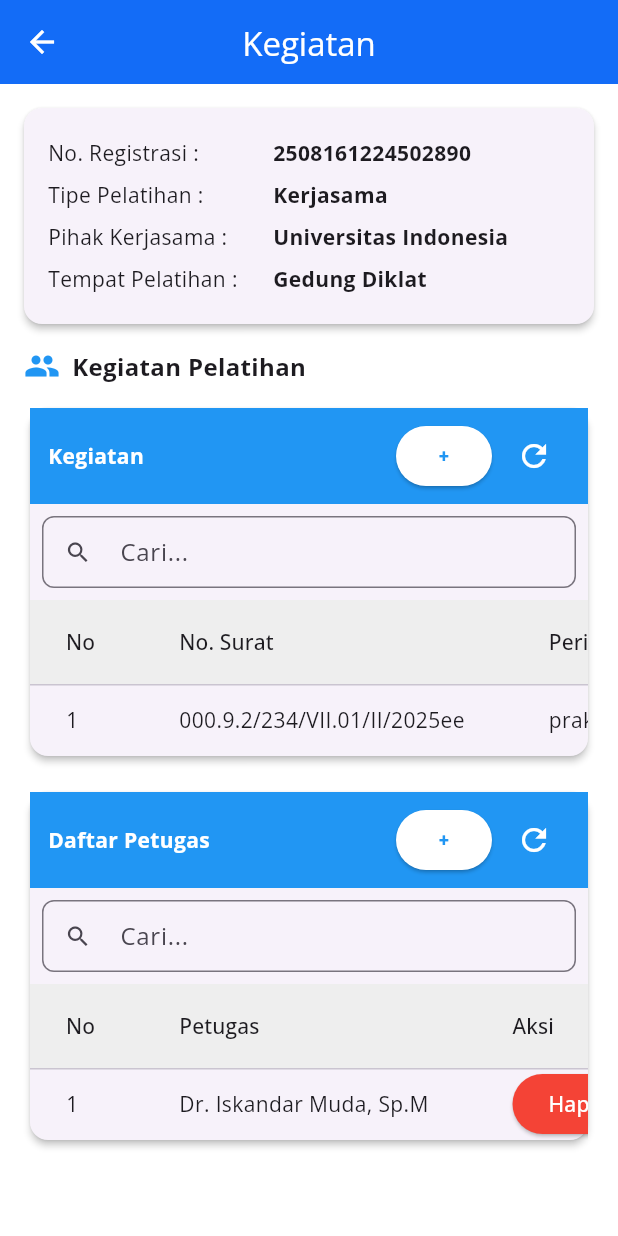
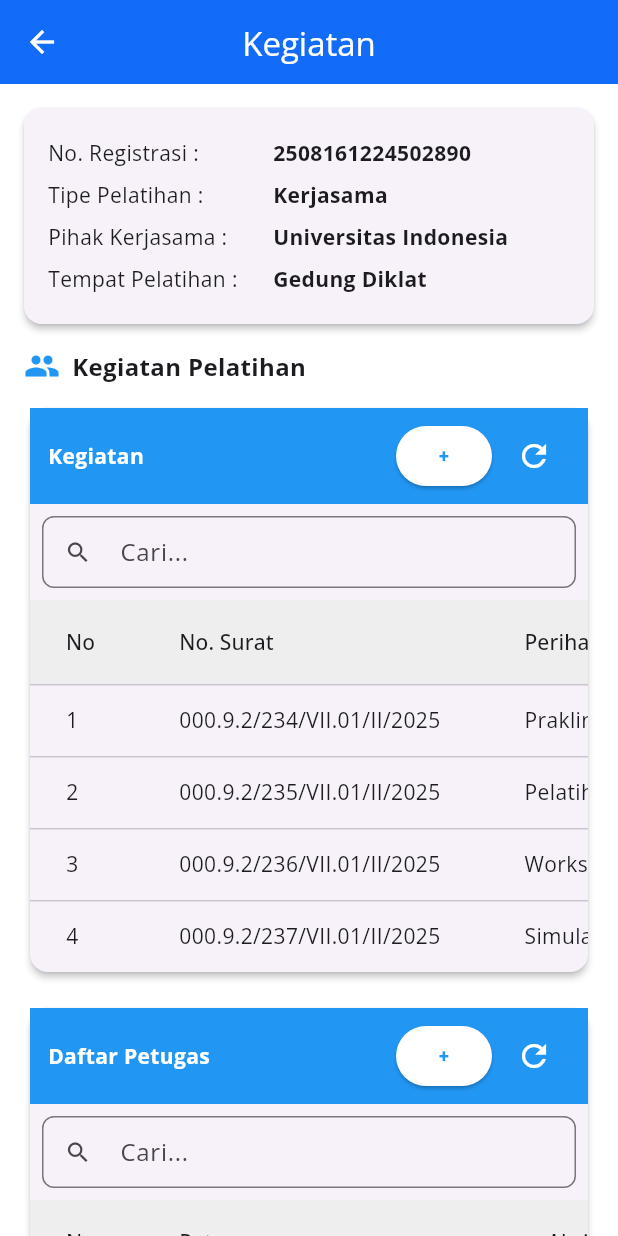
Before and after one commit to Kafabi0/inocare, a Flutter app: the DiklatPelatihanPage screen opened directly, on a phone screen of 412 x 824 dp. Run offline on Flutter 3.47's test engine with Material 3 defaults, Android fonts, the phone set to English and light mode, and no system bars; our stand-ins replace fl_chart, flutter_local_notifications, font_awesome_flutter, google_fonts, material_design_icons_flutter, open_file and 5 more; missing offline and left inert: excel, external_path, mobile_scanner.

Commit message:
home&diklat pelatihan

```diff
--- a/lib/screens/diklat_pelatihan.dart
+++ b/lib/screens/diklat_pelatihan.dart
@@ -1,29 +1,83 @@
 import 'package:flutter/material.dart';
 
-class DiklatPelatihanPage extends StatelessWidget {
+class DiklatPelatihanPage extends StatefulWidget {
   const DiklatPelatihanPage({super.key});
 
   @override
-  Widget build(BuildContext context) {
-    // Dummy data
-    final List<Map<String, String>> kegiatan = [
+  State<DiklatPelatihanPage> createState() => _DiklatPelatihanPageState();
+}
+
+class _DiklatPelatihanPageState extends State<DiklatPelatihanPage> {
+  // 🔹 Data asli
+  final List<Map<String, String>> kegiatanAll = [
     {
-        "noSurat": "000.9.2/234/VII.01/II/2025ee",
-        "perihal": "prakepineraan",
+      "noSurat": "000.9.2/234/VII.01/II/2025",
+      "perihal": "Praklinik Keperawatan",
       "tgl": "2025-08-14",
+    },
+    {
+      "noSurat": "000.9.2/235/VII.01/II/2025",
+      "perihal": "Pelatihan BTCLS",
+      "tgl": "2025-08-20",
+    },
+    {
+      "noSurat": "000.9.2/236/VII.01/II/2025",
+      "perihal": "Workshop Manajemen ICU",
+      "tgl": "2025-09-01",
+    },
+    {
+      "noSurat": "000.9.2/237/VII.01/II/2025",
+      "perihal": "Simulasi Kebencanaan",
+      "tgl": "2025-09-10",
     },
   ];
 
-    final List<Map<String, String>> petugas = [
+  final List<Map<String, String>> petugasAll = [
     {"nama": "Dr. Iskandar Muda, Sp.M"},
+    {"nama": "Ns. Siti Aminah, M.Kep"},
+    {"nama": "drg. Rudi Hartono"},
+    {"nama": "Prof. Bambang Setiawan"},
+    {"nama": "Dr. Lestari Wulandari, Sp.An"},
   ];
+
+  // 🔹 Data yang ditampilkan (hasil filter)
+  List<Map<String, String>> kegiatanFiltered = [];
+  List<Map<String, String>> petugasFiltered = [];
+
+  @override
+  void initState() {
+    super.initState();
+    kegiatanFiltered = List.from(kegiatanAll);
+    petugasFiltered = List.from(petugasAll);
+  }
+
+  void _searchKegiatan(String query) {
+    setState(() {
+      kegiatanFiltered = kegiatanAll
+          .where((item) =>
+              item["noSurat"]!.toLowerCase().contains(query.toLowerCase()) ||
+              item["perihal"]!.toLowerCase().contains(query.toLowerCase()) ||
+              item["tgl"]!.toLowerCase().contains(query.toLowerCase()))
+          .toList();
+    });
+  }
+
+  void _searchPetugas(String query) {
+    setState(() {
+      petugasFiltered = petugasAll
+          .where((item) =>
+              item["nama"]!.toLowerCase().contains(query.toLowerCase()))
+          .toList();
+    });
+  }
+
+  @override
+  Widget build(BuildContext context) {
+    bool isWide = MediaQuery.of(context).size.width > 800;
 
     return Scaffold(
       appBar: AppBar(title: const Text("Kegiatan"), centerTitle: true),
-      body: LayoutBuilder(
-        builder: (context, constraints) {
-          bool isWide = constraints.maxWidth > 800; // breakpoint responsif
-          return SingleChildScrollView(
+      body: SingleChildScrollView(
         padding: const EdgeInsets.all(16),
         child: Column(
           crossAxisAlignment: CrossAxisAlignment.start,
@@ -32,11 +86,11 @@ class DiklatPelatihanPage extends StatelessWidget {
             Card(
               elevation: 2,
               margin: const EdgeInsets.only(bottom: 16),
-                  child: Padding(
-                    padding: const EdgeInsets.all(16),
+              child: const Padding(
+                padding: EdgeInsets.all(16),
                 child: Column(
                   crossAxisAlignment: CrossAxisAlignment.start,
-                      children: const [
+                  children: [
                     InfoRow(
                       label: "No. Registrasi",
                       value: "2508161224502890",
@@ -56,8 +110,8 @@ class DiklatPelatihanPage extends StatelessWidget {
             ),
 
             // 🔹 Judul
-                Row(
-                  children: const [
+            const Row(
+              children: [
                 Icon(Icons.people, color: Colors.blue),
                 SizedBox(width: 8),
                 Text(
@@ -76,37 +130,38 @@ class DiklatPelatihanPage extends StatelessWidget {
                 ? Row(
                     crossAxisAlignment: CrossAxisAlignment.start,
                     children: [
-                        Expanded(child: _buildKegiatanCard(kegiatan)),
+                      Expanded(
+                          child: _buildKegiatanCard(
+                              kegiatanFiltered, _searchKegiatan)),
                       const SizedBox(width: 16),
-                        Expanded(child: _buildPetugasCard(petugas)),
+                      Expanded(
+                          child:
+                              _buildPetugasCard(petugasFiltered, _searchPetugas)),
                     ],
                   )
                 : Column(
                     children: [
-                        _buildKegiatanCard(kegiatan),
+                      _buildKegiatanCard(kegiatanFiltered, _searchKegiatan),
                       const SizedBox(height: 16),
-                        _buildPetugasCard(petugas),
+                      _buildPetugasCard(petugasFiltered, _searchPetugas),
                     ],
                   ),
           ],
         ),
-          );
-        },
       ),
     );
   }
 
   // 🔹 Card Kegiatan
-  // 🔹 Card Kegiatan
-  static Widget _buildKegiatanCard(List<Map<String, String>> kegiatan) {
+  Widget _buildKegiatanCard(
+      List<Map<String, String>> kegiatan, Function(String) onSearch) {
     return Card(
       elevation: 2,
       child: Column(
         children: [
           _buildHeader("Kegiatan", onAdd: () {}, onRefresh: () {}),
-          _buildSearchField(),
+          _buildSearchField(onSearch),
 
-          // ✅ Scroll horizontal biar tabel responsif
           SingleChildScrollView(
             scrollDirection: Axis.horizontal,
             child: DataTable(
@@ -118,11 +173,11 @@ class DiklatPelatihanPage extends StatelessWidget {
                 DataColumn(label: Text("Tgl. Pelaksanaan")),
                 DataColumn(label: Text("Aksi")),
               ],
-              rows:
-                  kegiatan.map((item) {
+              rows: List.generate(kegiatan.length, (index) {
+                final item = kegiatan[index];
                 return DataRow(
                   cells: [
-                        const DataCell(Text("1")),
+                    DataCell(Text((index + 1).toString())),
                     DataCell(Text(item["noSurat"]!)),
                     DataCell(Text(item["perihal"]!)),
                     DataCell(Text(item["tgl"]!)),
@@ -131,38 +186,27 @@ class DiklatPelatihanPage extends StatelessWidget {
                         children: [
                           IconButton(
                             onPressed: () {},
-                                icon: const Icon(
-                                  Icons.picture_as_pdf,
-                                  color: Colors.blue,
-                                ),
+                            icon: const Icon(Icons.picture_as_pdf,
+                                color: Colors.blue),
                           ),
                           IconButton(
                             onPressed: () {},
-                                icon: const Icon(
-                                  Icons.people,
-                                  color: Colors.indigo,
-                                ),
+                            icon: const Icon(Icons.people, color: Colors.indigo),
                           ),
                           IconButton(
                             onPressed: () {},
-                                icon: const Icon(
-                                  Icons.edit,
-                                  color: Colors.green,
-                                ),
+                            icon: const Icon(Icons.edit, color: Colors.green),
                           ),
                           IconButton(
                             onPressed: () {},
-                                icon: const Icon(
-                                  Icons.delete,
-                                  color: Colors.red,
-                                ),
+                            icon: const Icon(Icons.delete, color: Colors.red),
                           ),
                         ],
                       ),
                     ),
                   ],
                 );
-                  }).toList(),
+              }),
             ),
           ),
         ],
@@ -171,15 +215,15 @@ class DiklatPelatihanPage extends StatelessWidget {
   }
 
   // 🔹 Card Petugas
-  static Widget _buildPetugasCard(List<Map<String, String>> petugas) {
+  Widget _buildPetugasCard(
+      List<Map<String, String>> petugas, Function(String) onSearch) {
     return Card(
       elevation: 2,
       child: Column(
         children: [
           _buildHeader("Daftar Petugas", onAdd: () {}, onRefresh: () {}),
-          _buildSearchField(),
+          _buildSearchField(onSearch),
 
-          // ✅ Scroll horizontal juga untuk tabel petugas
           SingleChildScrollView(
             scrollDirection: Axis.horizontal,
             child: DataTable(
@@ -189,11 +233,11 @@ class DiklatPelatihanPage extends StatelessWidget {
                 DataColumn(label: Text("Petugas")),
                 DataColumn(label: Text("Aksi")),
               ],
-              rows:
-                  petugas.map((item) {
+              rows: List.generate(petugas.length, (index) {
+                final item = petugas[index];
                 return DataRow(
                   cells: [
-                        const DataCell(Text("1")),
+                    DataCell(Text((index + 1).toString())),
                     DataCell(Text(item["nama"]!)),
                     DataCell(
                       ElevatedButton(
@@ -207,7 +251,7 @@ class DiklatPelatihanPage extends StatelessWidget {
                     ),
                   ],
                 );
-                  }).toList(),
+              }),
             ),
           ),
         ],
@@ -216,7 +260,7 @@ class DiklatPelatihanPage extends StatelessWidget {
   }
 
   // 🔹 Header Reusable
-  static Widget _buildHeader(
+  Widget _buildHeader(
     String title, {
     required VoidCallback onAdd,
     required VoidCallback onRefresh,
@@ -241,14 +285,10 @@ class DiklatPelatihanPage extends StatelessWidget {
                 style: ElevatedButton.styleFrom(
                   backgroundColor: Colors.white,
                   foregroundColor: Colors.blue,
-                  padding: const EdgeInsets.symmetric(
-                    horizontal: 10,
-                    vertical: 6,
-                  ),
+                  padding:
+                      const EdgeInsets.symmetric(horizontal: 10, vertical: 6),
                   textStyle: const TextStyle(
-                    fontSize: 12,
-                    fontWeight: FontWeight.bold,
-                  ),
+                      fontSize: 12, fontWeight: FontWeight.bold),
                 ),
                 child: const Text("+"),
               ),
@@ -265,10 +305,11 @@ class DiklatPelatihanPage extends StatelessWidget {
   }
 
   // 🔹 Search Field Reusable
-  static Widget _buildSearchField() {
+  Widget _buildSearchField(Function(String) onChanged) {
     return Padding(
       padding: const EdgeInsets.all(8.0),
       child: TextField(
+        onChanged: onChanged,
         decoration: InputDecoration(
           prefixIcon: const Icon(Icons.search),
           hintText: "Cari...",
--- a/lib/screens/home_screen.dart
+++ b/lib/screens/home_screen.dart
@@ -323,19 +323,18 @@ class _HomeScreenState extends State<HomeScreen> with SingleTickerProviderStateM
                               ),
                             );
                             break;
-<<<<<<< Updated upstream
                             case 'Administrasi Layanan':
                             Navigator.push(
                               context,
                               MaterialPageRoute(
                                 builder: (_) => const PreSurveyListScreen(),
-=======
+                              ),
+                            );
                             case 'Farmasi':
                             Navigator.push(
                               context,
                               MaterialPageRoute(
                                 builder: (_) => const FarmasiScreen(),
->>>>>>> Stashed changes
                               ),
                             );
                             break;
```
Lines whose indentation alone changed are shown as unchanged.
